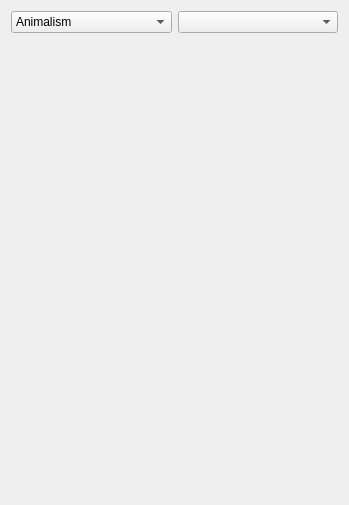
Qt form disciplinewindow.ui (Pkow1999/Vampire-The-Masquerade-V5-Character-Sheet) before a commit.
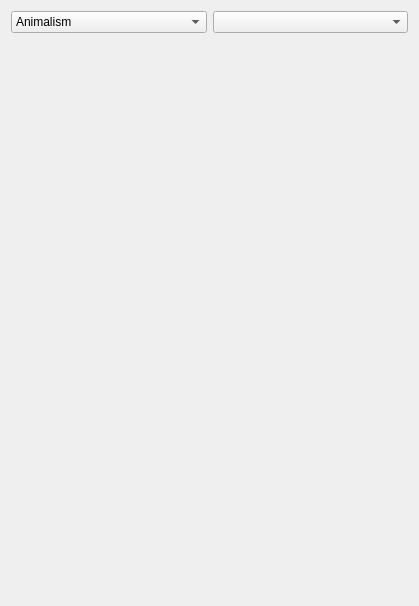
The same form after that commit.

```diff
--- a/disciplinewindow.ui
+++ b/disciplinewindow.ui
@@ -6,8 +6,8 @@
    <rect>
     <x>0</x>
     <y>0</y>
-    <width>349</width>
-    <height>505</height>
+    <width>419</width>
+    <height>606</height>
    </rect>
   </property>
   <property name="windowTitle">
```
